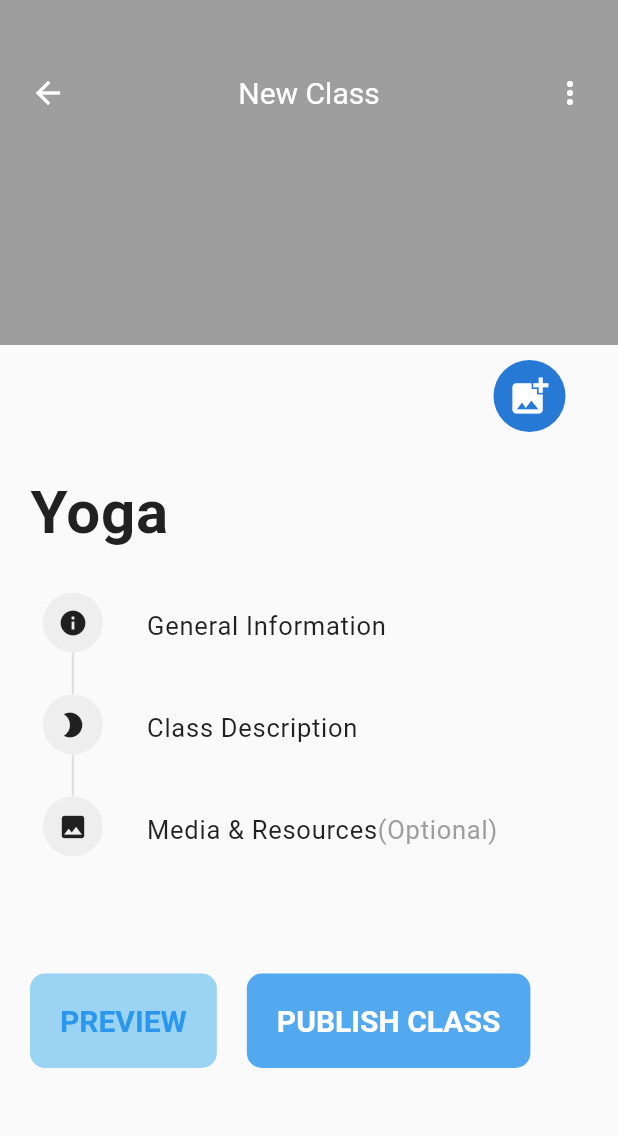
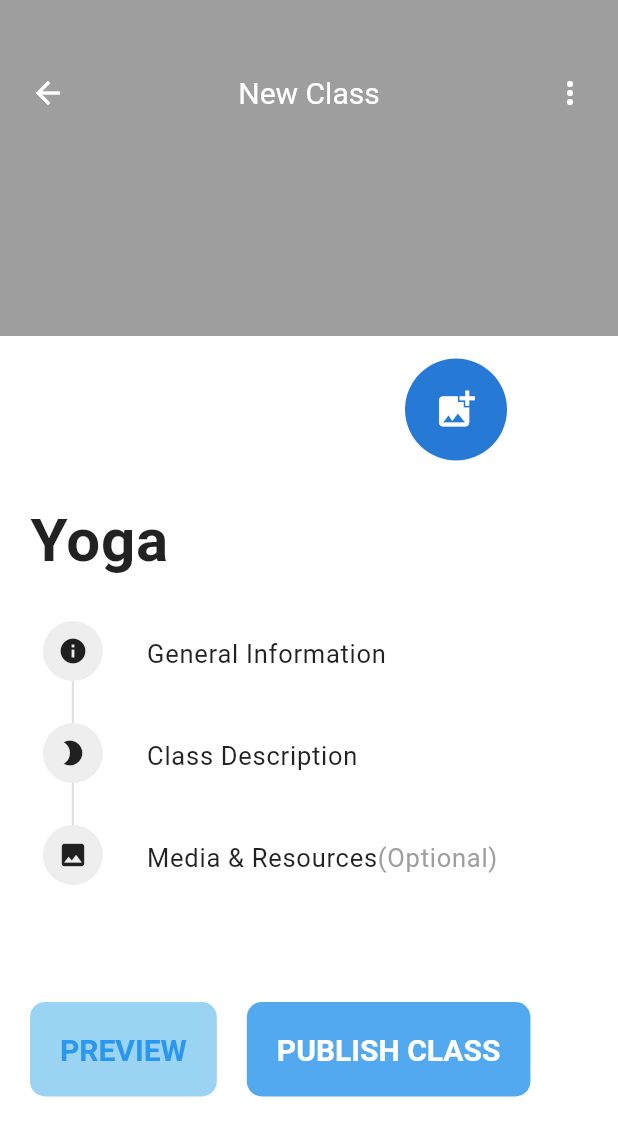
Before and after one commit to KhobbyBlacc/addphoto_from_gallery-camera, a Flutter app: the screen it shows after launch, on a phone screen of 412 x 824 dp. Shown: the top 1136 px of the screen. Run offline on Flutter 3.47's test engine with Material 2 defaults, Android fonts, the phone set to English and light mode, and no system bars; our stand-ins replace google_fonts, image_picker.

Commit message:
secondCommit

```diff
--- a/lib/main.dart
+++ b/lib/main.dart
@@ -17,6 +17,7 @@ class MyApp extends StatelessWidget {
       theme: ThemeData(
         primarySwatch: Colors.blue,
       ),
+
       home: const HomeScreen(),
     );
   }
--- a/lib/screens/home_screen.dart
+++ b/lib/screens/home_screen.dart
@@ -8,8 +8,7 @@ class HomeScreen extends StatelessWidget {
   @override
   Widget build(BuildContext context) {
     return Scaffold(
-    body: SafeArea(
-      child: Stack(
+      body: Stack(
         children: const [
           Align(
             alignment: Alignment.bottomCenter,
@@ -18,7 +17,6 @@ class HomeScreen extends StatelessWidget {
           CustomAppBar(),
         ],
       ),
-    ),
     );
   }
 }
--- /dev/null
+++ b/lib/widgets/clip_wave.dart
@@ -0,0 +1,33 @@
+
+import 'package:flutter/material.dart';
+
+class WaveClipper extends CustomClipper<Path>{
+  @override
+  Path getClip(Size size) {
+
+      var path = new Path();
+      path.lineTo(0, size.height); //start path with this if you are making at bottom
+
+      var firstStart = Offset(size.width / 5, size.height);
+      //fist point of quadratic bezier curve
+      var firstEnd = Offset(size.width / 2.25, size.height - 50.0);
+      //second point of quadratic bezier curve
+      path.quadraticBezierTo(firstStart.dx, firstStart.dy, firstEnd.dx, firstEnd.dy);
+
+      var secondStart = Offset(size.width - (size.width / 3.24), size.height - 105);
+      //third point of quadratic bezier curve
+      var secondEnd = Offset(size.width, size.height - 10);
+      //fourth point of quadratic bezier curve
+      path.quadraticBezierTo(secondStart.dx, secondStart.dy, secondEnd.dx, secondEnd.dy);
+
+      path.lineTo(size.width, 0); //end with this path if you are making wave at bottom
+      path.close();
+      return path;
+  }
+
+  @override
+  bool shouldReclip(CustomClipper<Path> oldClipper) {
+     return false; //if new instance have different instance than old instance
+     //then you must return true;
+  }
+  }
--- a/lib/widgets/home.dart
+++ b/lib/widgets/home.dart
@@ -3,6 +3,7 @@ import 'package:flutter/material.dart';
 import 'package:flutter/services.dart';
 import 'package:image_picker/image_picker.dart';
 import 'package:myhealthcop/constants/constants.dart';
+import 'package:myhealthcop/widgets/clip_wave.dart';
 import 'package:myhealthcop/widgets/element_container.dart';
 
 import 'select_photo_options_screen.dart';
@@ -62,9 +63,11 @@ class _HomeListState extends State<HomeList> {
   @override
   Widget build(BuildContext context) {
     return Scaffold(
-      body: Column(children: [
-        Container(
-            height: 230,
+      body: Stack(children: [
+        ClipPath(
+          clipper: WaveClipper(),
+          child: Container(
+              height: 300,
               color: Colors.grey,
               child: Center(
                 child: img == null
@@ -72,15 +75,20 @@ class _HomeListState extends State<HomeList> {
                     : ClipRRect(
                         child: Container(
                             width: double.infinity,
-                        height: 230,
+                            height: 300,
                             child: Image(
                               image: FileImage(img!),
                               fit: BoxFit.cover,
                             )),
                       ),
               )),
-        Container(
-          padding: const EdgeInsets.symmetric(horizontal: 20, vertical: 10),
+        ),
+        Align(
+          alignment: Alignment.bottomCenter,
+          child: Container(
+            height: 600,
+            decoration: BoxDecoration(color: Colors.white),
+            padding: const EdgeInsets.symmetric(horizontal: 20, vertical: 15),
             child: Column(
               mainAxisAlignment: MainAxisAlignment.start,
               crossAxisAlignment: CrossAxisAlignment.start,
@@ -88,8 +96,9 @@ class _HomeListState extends State<HomeList> {
                 Row(
                   crossAxisAlignment: CrossAxisAlignment.end,
                   children: [
-                  const Spacer(),
+                    const SizedBox(width: 250,),
                     Container(
+                      padding: EdgeInsets.all(10),
                       margin: EdgeInsets.only(right: 15),
                       decoration: const BoxDecoration(
                           shape: BoxShape.circle,
@@ -113,10 +122,7 @@ class _HomeListState extends State<HomeList> {
                   mainAxisAlignment: MainAxisAlignment.start,
                   crossAxisAlignment: CrossAxisAlignment.start,
                   children: [
-                   Text(
-                    "Yoga",
-                    style: kTextHeading),
-
+                    Text("Yoga", style: kTextHeading),
                     const SizedBox(
                       height: 30,
                     ),
@@ -175,6 +181,7 @@ class _HomeListState extends State<HomeList> {
                 )
               ],
             ),
+          ),
         )
       ]),
     );
```
Also changed, not shown: pubspec.lock, 4 other files. Lines whose indentation alone changed are shown as unchanged.
